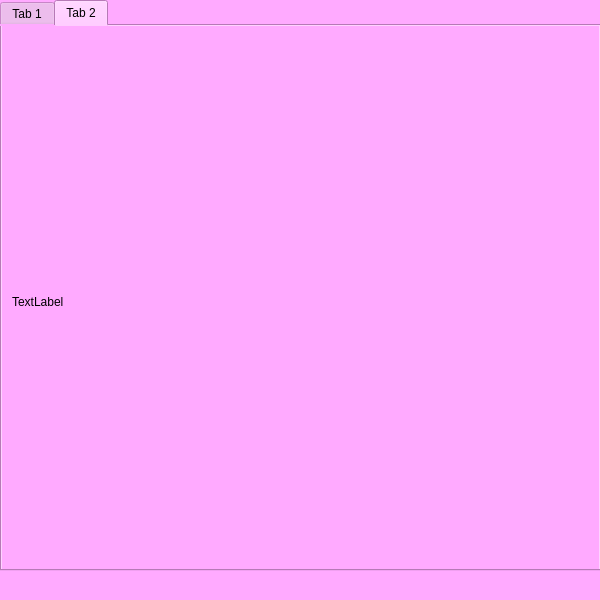
First picture: the form in window.ui, repository eogod/yandexlyceumproject, before the edit.
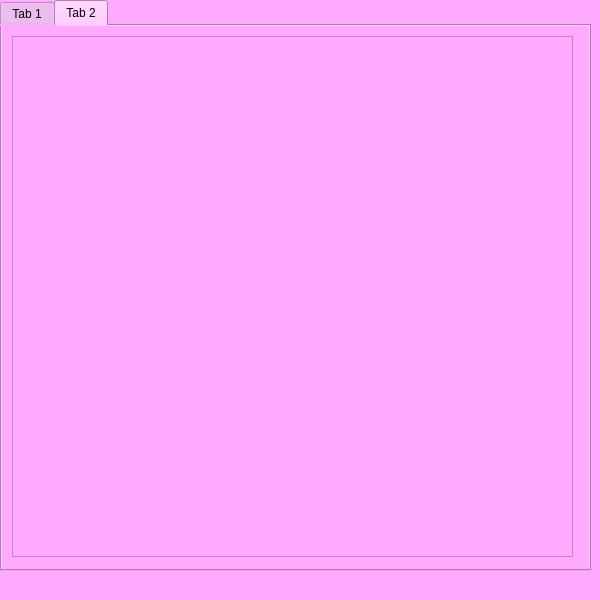
Second picture: the form after the edit.

Diff of the .ui file:
```diff
--- a/window.ui
+++ b/window.ui
@@ -28,7 +28,7 @@
      <rect>
       <x>0</x>
       <y>0</y>
-      <width>601</width>
+      <width>591</width>
       <height>571</height>
      </rect>
     </property>
@@ -105,18 +105,15 @@
      <attribute name="title">
       <string>Tab 2</string>
      </attribute>
-     <widget class="QLabel" name="label_2">
+     <widget class="QTextEdit" name="textEdit">
       <property name="geometry">
        <rect>
         <x>10</x>
         <y>10</y>
-        <width>571</width>
-        <height>531</height>
+        <width>561</width>
+        <height>521</height>
        </rect>
       </property>
-      <property name="text">
-       <string>TextLabel</string>
-      </property>
      </widget>
     </widget>
    </widget>
```
